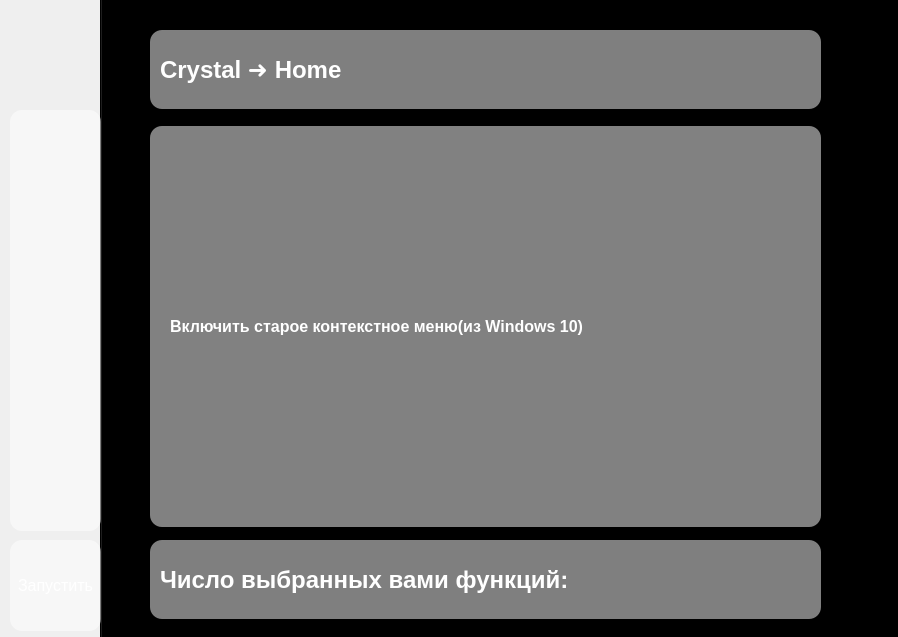
Qt form design.ui (DevelopSystem333/Project-crystal) before a commit.
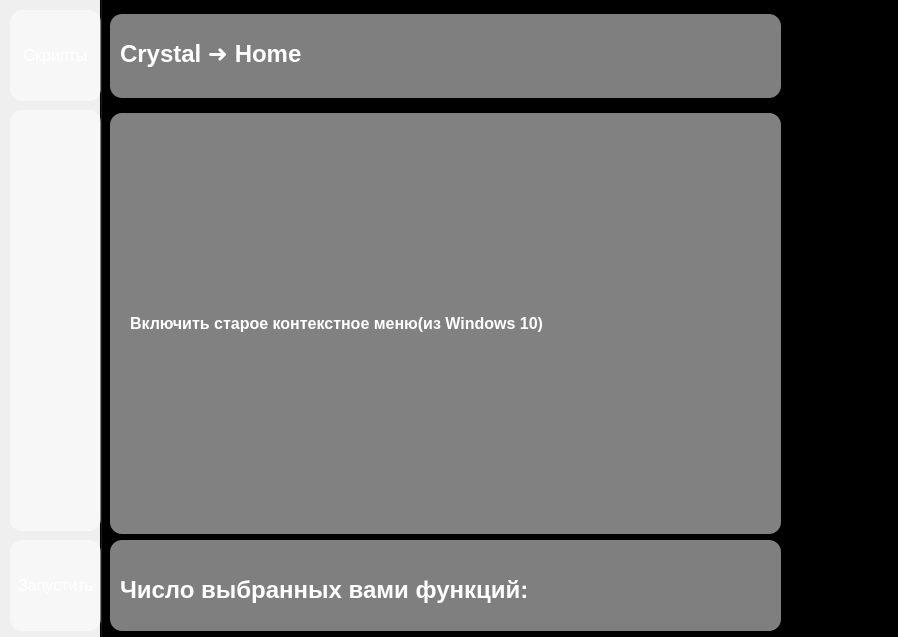
The same form after that commit. The open tabs and pages were chosen to show the change. Icons and pictures are not drawn.

```diff
--- a/design.ui
+++ b/design.ui
@@ -320,10 +320,10 @@
      <widget class="QWidget" name="widget_3" native="true">
       <property name="geometry">
        <rect>
-        <x>50</x>
-        <y>130</y>
+        <x>10</x>
+        <y>117</y>
         <width>671</width>
-        <height>401</height>
+        <height>421</height>
        </rect>
       </property>
       <property name="styleSheet">
@@ -336,7 +336,7 @@
          <x>0</x>
          <y>0</y>
          <width>671</width>
-         <height>401</height>
+         <height>421</height>
         </rect>
        </property>
        <layout class="QVBoxLayout" name="verticalLayout_5">
@@ -856,10 +856,10 @@
    <widget class="QWidget" name="widget_6" native="true">
     <property name="geometry">
      <rect>
-      <x>150</x>
+      <x>110</x>
       <y>540</y>
       <width>671</width>
-      <height>79</height>
+      <height>91</height>
      </rect>
     </property>
     <property name="styleSheet">
@@ -870,7 +870,7 @@
      <property name="geometry">
       <rect>
        <x>10</x>
-       <y>20</y>
+       <y>30</y>
        <width>601</width>
        <height>39</height>
       </rect>
@@ -894,10 +894,10 @@
    <widget class="QWidget" name="widget_7" native="true">
     <property name="geometry">
      <rect>
-      <x>150</x>
-      <y>30</y>
+      <x>110</x>
+      <y>14</y>
       <width>671</width>
-      <height>79</height>
+      <height>84</height>
      </rect>
     </property>
     <property name="styleSheet">
@@ -929,6 +929,34 @@
      </property>
     </widget>
    </widget>
+   <widget class="QPushButton" name="pushButton_2">
+    <property name="geometry">
+     <rect>
+      <x>10</x>
+      <y>10</y>
+      <width>91</width>
+      <height>91</height>
+     </rect>
+    </property>
+    <property name="font">
+     <font>
+      <family>Arial</family>
+      <pointsize>12</pointsize>
+      <bold>false</bold>
+     </font>
+    </property>
+    <property name="cursor">
+     <cursorShape>PointingHandCursor</cursorShape>
+    </property>
+    <property name="styleSheet">
+     <string notr="true">background-color: rgba(255, 255, 255, 0.5);
+border-radius: 12px;
+color: white;</string>
+    </property>
+    <property name="text">
+     <string>Скрипты</string>
+    </property>
+   </widget>
   </widget>
  </widget>
  <resources>
```
Left out of the diff: 22 changed lines with no effect on the pictures.
